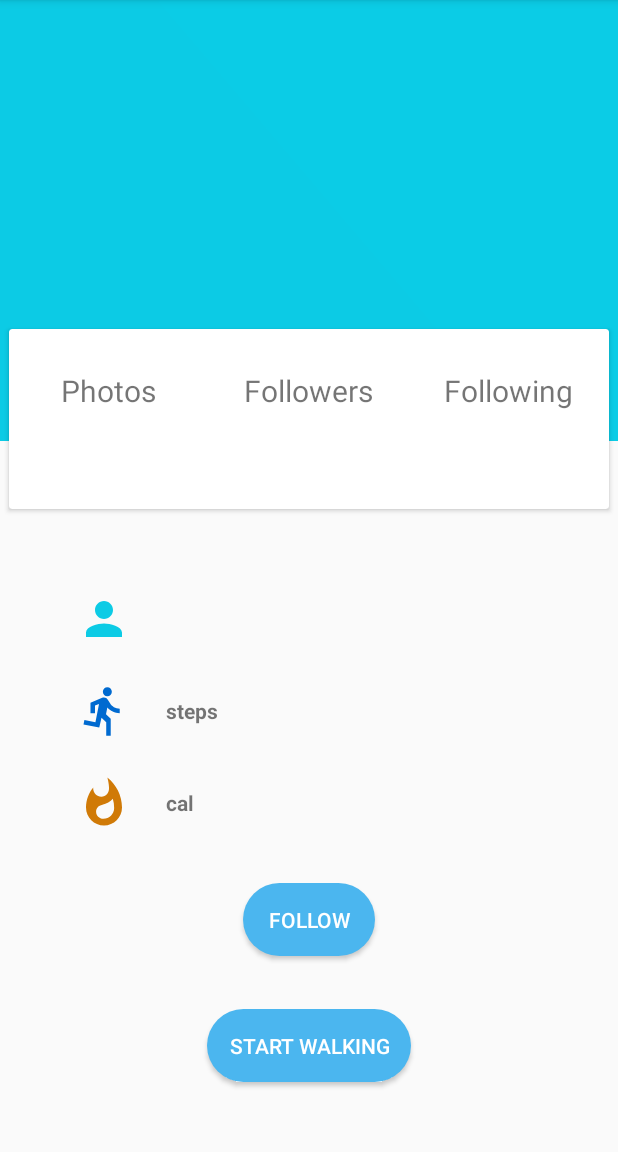
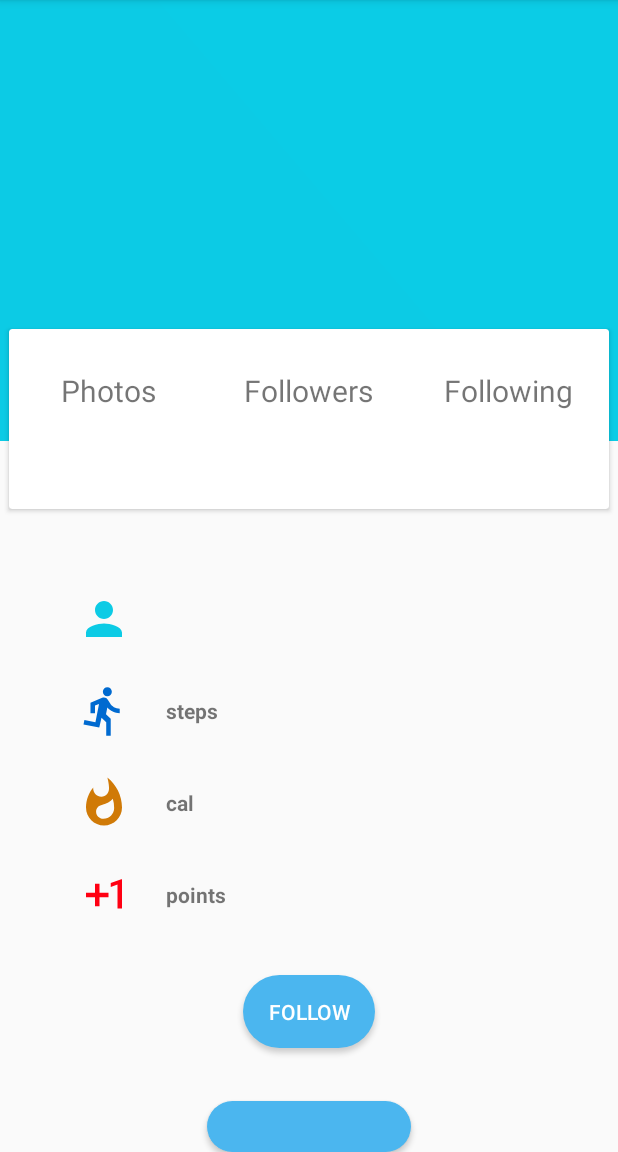
Before and after one commit to femisd/FitPic, an Android app: the screen it shows after launch (ProfileUI), on a phone screen of 412 x 824 dp, the part 84-1236 px from its top. Run offline under Robolectric (Android 15) with nearby library versions, the phone set to English and light mode, and no system bars; our stand-ins replace CircleImageView, Firebase (no records; nobody signed in at launch, a user with empty details on screens opened directly), Picasso; libraries missing offline, so code that uses them is left out: com.firebase.ui, com.theartofdev.edmodo; pictures from the network do not load; 1 statement that could not run was skipped.

Commit message:
Added VIP and points to user. Updated friends to not include blank username profiles.

```diff
--- a/app/src/main/java/com/example/offlinemaps/ProfileUI.java
+++ b/app/src/main/java/com/example/offlinemaps/ProfileUI.java
@@ -10,6 +10,13 @@ import android.view.View;
 import android.widget.Button;
 import android.widget.TextView;
 import android.widget.Toast;
+
+import androidx.annotation.NonNull;
+import androidx.appcompat.app.ActionBar;
+import androidx.appcompat.app.AppCompatActivity;
+import androidx.appcompat.widget.Toolbar;
+import androidx.core.view.GravityCompat;
+import androidx.drawerlayout.widget.DrawerLayout;
 
 import com.firebase.ui.auth.AuthUI;
 import com.google.android.gms.tasks.Continuation;
@@ -33,12 +40,6 @@ import com.theartofdev.edmodo.cropper.CropImageView;
 import java.util.Arrays;
 import java.util.List;
 
-import androidx.annotation.NonNull;
-import androidx.appcompat.app.ActionBar;
-import androidx.appcompat.app.AppCompatActivity;
-import androidx.appcompat.widget.Toolbar;
-import androidx.core.view.GravityCompat;
-import androidx.drawerlayout.widget.DrawerLayout;
 import de.hdodenhof.circleimageview.CircleImageView;
 
 public class ProfileUI extends AppCompatActivity {
@@ -46,7 +47,6 @@ public class ProfileUI extends AppCompatActivity {
     //Test button for step counter!
     private Button startWalkingBtn;
 
-    private DrawerLayout mDrawerLayout;
     private boolean mDoubleBackToExitPressedOnce;
     private CircleImageView mProfilePicture;
     private String mCurrentUser;
@@ -65,11 +65,16 @@ public class ProfileUI extends AppCompatActivity {
             new AuthUI.IdpConfig.GoogleBuilder().build()
     );
 
+    //fields for nav view.
+    private DrawerLayout mDrawer;
+    private Toolbar toolbar;
+    private NavigationView mNavView;
+
     @Override
     protected void onCreate(Bundle savedInstanceState) {
         super.onCreate(savedInstanceState);
         setContentView(R.layout.activity_profile_ui);
-        Toolbar toolbar = findViewById(R.id.toolbar);
+        toolbar = findViewById(R.id.toolbar);
         setSupportActionBar(toolbar);
         ActionBar actionbar = getSupportActionBar();
         actionbar.setDisplayHomeAsUpEnabled(true);
@@ -79,8 +84,9 @@ public class ProfileUI extends AppCompatActivity {
         signIn();
 
         //Initialisation of fields.
-        mDrawerLayout = (DrawerLayout) findViewById(R.id.drawer_layout);
-        NavigationView navigationView = (NavigationView) findViewById(R.id.nv_profile);
+        mDrawer = (DrawerLayout) findViewById(R.id.drawer_layout);
+        mNavView = (NavigationView) findViewById(R.id.nv_profile);
+        setupDrawerContent(mNavView);
         mProfilePicture = (CircleImageView) findViewById(R.id.cv_profile_picture);
 
         //Firebase initialisation fields.
@@ -97,16 +103,40 @@ public class ProfileUI extends AppCompatActivity {
             }
         });
 
-        navigationView.setNavigationItemSelectedListener(
-                new NavigationView.OnNavigationItemSelectedListener() {
+        /*
+        Allows user to select profile picture from an image in their gallery.
+         */
+        mProfilePicture.setOnClickListener(new View.OnClickListener() {
             @Override
-                    public boolean onNavigationItemSelected(MenuItem menuItem) {
-                        // set item as selected to persist highlight
-                        menuItem.setChecked(true);
-                        // close drawer when item is tapped
-                        mDrawerLayout.closeDrawers();
+            public void onClick(View v) {
+                CropImage.activity().setGuidelines(CropImageView.Guidelines.ON)
+                        .setAspectRatio(1, 1)
+                        .start(ProfileUI.this);
+            }
+        });
+    }
 
-                        //Update the UI based on the item selected
+    /**
+     * Setup the navigation drawer.
+     *
+     * @param navigationView
+     */
+    private void setupDrawerContent(NavigationView navigationView) {
+        navigationView.setNavigationItemSelectedListener(new NavigationView.OnNavigationItemSelectedListener() {
+            @Override
+            public boolean onNavigationItemSelected(@NonNull MenuItem menuItem) {
+                selectDrawerItem(menuItem);
+                return true;
+            }
+        });
+    }
+
+    /**
+     * Select an item from menu and perform an action.
+     *
+     * @param menuItem
+     */
+    public void selectDrawerItem(MenuItem menuItem) {
         switch (menuItem.getItemId()) {
             case R.id.nav_map:
                 //Go to map activity.
@@ -125,25 +155,13 @@ public class ProfileUI extends AppCompatActivity {
                 firebaseAuth.signOut();
                 break;
             case R.id.nav_friends:
-                                Intent profile = new Intent(ProfileUI.this, FriendsUI.class);
-                                startActivity(profile);
+                Intent friends = new Intent(ProfileUI.this, FriendsUI.class);
+                startActivity(friends);
                 finish();
         }
-                        return true;
-                    }
-                });
-
-        /*
-        Allows user to select profile picture from an image in their gallery.
-         */
-        mProfilePicture.setOnClickListener(new View.OnClickListener() {
-            @Override
-            public void onClick(View v) {
-                CropImage.activity().setGuidelines(CropImageView.Guidelines.ON)
-                        .setAspectRatio(1, 1)
-                        .start(ProfileUI.this);
-            }
-        });
+        menuItem.setChecked(true);
+        setTitle(menuItem.getTitle());
+        mDrawer.closeDrawers();
     }
 
 
@@ -163,6 +181,7 @@ public class ProfileUI extends AppCompatActivity {
                     mCurrentUser = FirebaseAuth.getInstance().getUid();
                     userRef = FirebaseDatabase.getInstance().getReference().child("users").child(mCurrentUser);
                     Log.d("TAG", userRef.toString());
+                    userRef.child("mVIP").setValue(true);
 
                     userRef.addValueEventListener(new ValueEventListener() {
                         @Override
@@ -202,9 +221,12 @@ public class ProfileUI extends AppCompatActivity {
                                 TextView following = (TextView) findViewById(R.id.tv_profile_following);
                                 following.setText(dataSnapshot.child("mFollowing").getValue().toString());
 
+                                //Points
+                                TextView points = (TextView) findViewById(R.id.tv_profile_points);
+                                points.setText(dataSnapshot.child("mPoints").getValue().toString());
 
                             } else {
-                                User signedIn = new User("", "", "", 0, 0, 0, 0, 0);
+                                User signedIn = new User("", "", "", 0, 0, 0, 0, 0, 0, false);
                                 userRef.setValue(signedIn);
                             }
                         }
@@ -247,7 +269,7 @@ public class ProfileUI extends AppCompatActivity {
     public boolean onOptionsItemSelected(MenuItem item) {
         switch (item.getItemId()) {
             case android.R.id.home:
-                mDrawerLayout.openDrawer(GravityCompat.START);
+                mDrawer.openDrawer(GravityCompat.START);
                 return true;
         }
         return super.onOptionsItemSelected(item);
--- /dev/null
+++ b/app/src/main/res/drawable/ic_exposure_plus_1_red_24dp.xml
@@ -0,0 +1,5 @@
+<vector android:height="24dp" android:tint="#FF0012"
+    android:viewportHeight="24.0" android:viewportWidth="24.0"
+    android:width="24dp" xmlns:android="http://schemas.android.com/apk/res/android">
+    <path android:fillColor="#FF000000" android:pathData="M10,7L8,7v4L4,11v2h4v4h2v-4h4v-2h-4L10,7zM20,18h-2L18,7.38L15,8.4L15,6.7L19.7,5h0.3v13z"/>
+</vector>
--- a/app/src/main/res/layout/content_profile_ui.xml
+++ b/app/src/main/res/layout/content_profile_ui.xml
@@ -20,9 +20,7 @@
             android:background="?attr/colorPrimary"
             android:theme="@style/ThemeOverlay.AppCompat.ActionBar" />
 
-        <LinearLayout xmlns:android="http://schemas.android.com/apk/res/android"
-            xmlns:app="http://schemas.android.com/apk/res-auto"
-            xmlns:tools="http://schemas.android.com/tools"
+        <LinearLayout
             android:layout_width="match_parent"
             android:layout_height="match_parent"
             android:orientation="vertical"
@@ -235,6 +233,37 @@
                         android:text="@string/Calories_burnt"
                         android:textStyle="bold"/>
                 </LinearLayout>
+
+                <LinearLayout
+                    android:layout_width="match_parent"
+                    android:layout_height="wrap_content"
+                    android:layout_marginTop="25dp"
+                    android:orientation="horizontal"
+                    android:paddingStart="25dp"
+                    android:paddingEnd="25dp">
+
+                    <ImageView
+                        android:layout_width="36dp"
+                        android:layout_height="36dp"
+                        android:src="@drawable/ic_exposure_plus_1_red_24dp" />
+
+                    <TextView
+                        android:layout_width="wrap_content"
+                        android:id="@+id/tv_profile_points"
+                        android:layout_height="wrap_content"
+                        android:layout_gravity="center_vertical"
+                        android:paddingStart="20dp"
+                        android:paddingEnd="3dp"
+                        android:textStyle="bold"
+                        android:textSize="18sp"/>
+
+                    <TextView
+                        android:layout_width="wrap_content"
+                        android:layout_height="wrap_content"
+                        android:layout_gravity="center_vertical"
+                        android:text="@string/points"
+                        android:textStyle="bold"/>
+                </LinearLayout>
             </LinearLayout>
 
             <Button
--- a/app/src/main/res/values/strings.xml
+++ b/app/src/main/res/values/strings.xml
@@ -15,5 +15,6 @@
     <string name="Calories_burnt">cal</string>
     <string name="photos">Photos</string>
     <string name="Steps">steps</string>
+    <string name="points">points</string>
 
 </resources>
--- a/build.gradle
+++ b/build.gradle
@@ -7,7 +7,7 @@ buildscript {
         maven { url "https://maven.google.com" }
     }
     dependencies {
-        classpath 'com.android.tools.build:gradle:3.3.2'
+        classpath 'com.android.tools.build:gradle:3.4.0'
         classpath 'com.google.gms:google-services:4.2.0'
 
         // NOTE: Do not place your application dependencies here; they belong
```
Also changed, not shown: app/src/main/java/com/example/offlinemaps/FriendsUI.java (+13 -10 lines), app/src/main/java/com/example/offlinemaps/Leaderboard.java (+9 -8 lines), app/src/main/java/com/example/offlinemaps/StepCounterActivity.java (+79 -2 lines), app/src/main/java/com/example/offlinemaps/User.java (+21 -1 lines), app/src/main/res/layout/activity_stepcounter.xml (+38 -8 lines), gradle/wrapper/gradle-wrapper.properties, 2 other files. Lines whose indentation alone changed are shown as unchanged.
